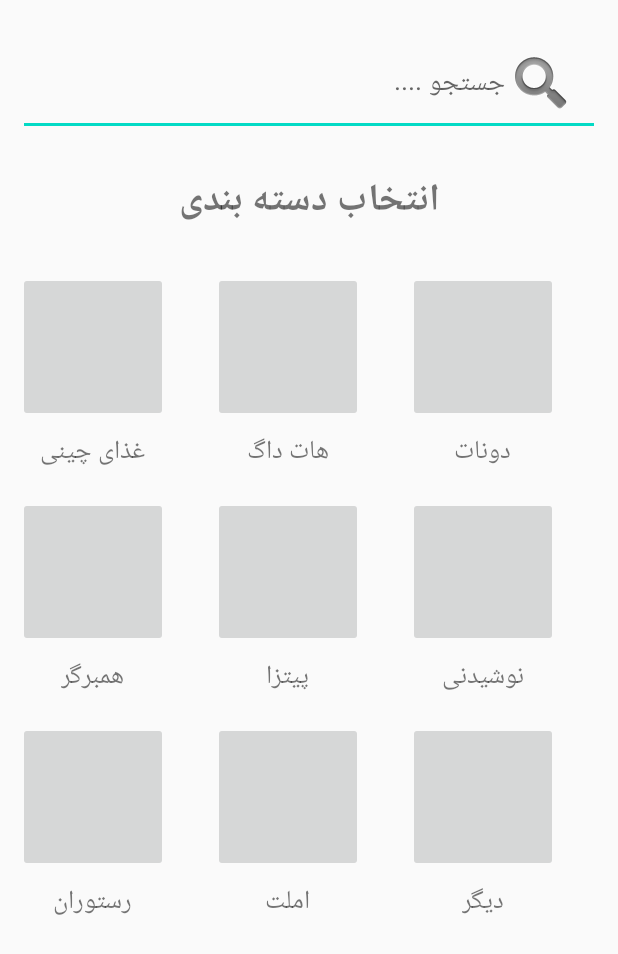
After one commit to githubamins-sampleUI/new2, an Android app: the layout fastffodd.xml on its own in the app's theme, with its tools: preview values and no code run, on a phone screen of 412 x 824 dp. The commit adds this screen. Shown: the top 954 px of the screen. Run offline under Robolectric (Android 15) with nearby library versions, the phone set to English and light mode, and no system bars.

Commit message:
i dont know

```diff
--- /dev/null
+++ b/app/src/main/res/drawable/buttom_navigation_selsect.xml
@@ -0,0 +1,6 @@
+<?xml version="1.0" encoding="utf-8"?>
+<selector xmlns:android="http://schemas.android.com/apk/res/android">
+    <item android:color="#ddd" android:state_checkable="true" />
+    <item android:color="#000" android:state_checkable="false" />
+
+</selector>
--- /dev/null
+++ b/app/src/main/res/layout/fastffodd.xml
@@ -0,0 +1,265 @@
+<RelativeLayout xmlns:android="http://schemas.android.com/apk/res/android"
+    android:layout_width="wrap_content"
+    android:layout_height="wrap_content"
+    android:padding="12dp">
+
+    <EditText
+        android:id="@+id/et_search"
+        android:layout_width="match_parent"
+        android:layout_height="wrap_content"
+        android:layout_marginTop="10dp"
+        android:drawableEnd="@android:drawable/ic_search_category_default"
+        android:hint="جستجو ...."
+        android:paddingStart="20dp"
+        android:paddingEnd="15dp" />
+
+    <TextView
+        android:id="@+id/tv_categories"
+        android:layout_width="match_parent"
+        android:layout_height="wrap_content"
+        android:layout_below="@+id/et_search"
+        android:layout_marginTop="22dp"
+        android:layout_marginBottom="25dp"
+        android:gravity="center"
+        android:text="انتخاب دسته بندی"
+        android:textSize="25dp"
+        android:textStyle="bold" />
+
+    <RelativeLayout
+        android:id="@+id/relative1"
+        android:layout_width="wrap_content"
+        android:layout_height="wrap_content"
+        android:layout_below="@+id/tv_categories"
+        android:layoutDirection="rtl"
+        android:orientation="horizontal">
+
+        <LinearLayout
+            android:id="@+id/linear_donut"
+            android:layout_width="wrap_content"
+            android:layout_height="wrap_content"
+            android:layout_marginEnd="30dp"
+            android:gravity="center"
+            android:orientation="vertical">
+
+            <ImageButton
+                android:layout_width="100dp"
+                android:layout_height="100dp"
+                android:layout_gravity="center"
+                 />
+
+            <TextView
+                android:layout_width="wrap_content"
+                android:layout_height="wrap_content"
+                android:layout_marginTop="5dp"
+                android:fontFamily="sans-serif-medium"
+                android:text="دونات"
+                android:textSize="17sp" />
+        </LinearLayout>
+
+        <LinearLayout
+            android:id="@+id/linear_hot_dog"
+            android:layout_width="wrap_content"
+            android:layout_height="wrap_content"
+            android:layout_toEndOf="@id/linear_donut"
+            android:gravity="center"
+            android:orientation="vertical">
+
+            <ImageButton
+                android:layout_width="100dp"
+                android:layout_height="100dp"
+                android:layout_gravity="center"
+              />
+
+            <TextView
+                android:layout_width="wrap_content"
+                android:layout_height="wrap_content"
+                android:layout_marginTop="5dp"
+                android:fontFamily="sans-serif-medium"
+                android:text="هات داگ"
+                android:textSize="17sp" />
+        </LinearLayout>
+
+        <LinearLayout
+            android:id="@+id/linear_china_food"
+            android:layout_width="wrap_content"
+            android:layout_height="wrap_content"
+            android:layout_marginStart="30dp"
+            android:layout_toEndOf="@id/linear_hot_dog"
+            android:gravity="center"
+            android:orientation="vertical">
+
+            <ImageButton
+                android:layout_width="100dp"
+                android:layout_height="100dp"
+                android:layout_gravity="center"
+            />
+
+            <TextView
+                android:layout_width="wrap_content"
+                android:layout_height="wrap_content"
+                android:layout_marginTop="5dp"
+                android:fontFamily="sans-serif-medium"
+                android:text="غذای چینی"
+                android:textSize="17sp" />
+        </LinearLayout>
+
+        <LinearLayout
+            android:id="@+id/linear_drink"
+            android:layout_width="wrap_content"
+            android:layout_height="wrap_content"
+            android:layout_below="@id/linear_donut"
+            android:layout_marginEnd="30dp"
+            android:layout_marginTop="15dp"
+            android:gravity="center"
+            android:orientation="vertical">
+
+            <ImageButton
+                android:layout_width="100dp"
+                android:layout_height="100dp"
+                android:layout_gravity="center"
+                 />
+
+            <TextView
+                android:layout_width="wrap_content"
+                android:layout_height="wrap_content"
+                android:layout_marginTop="5dp"
+                android:fontFamily="sans-serif-medium"
+                android:text="نوشیدنی"
+                android:textSize="17sp" />
+        </LinearLayout>
+
+        <LinearLayout
+            android:id="@+id/linear_pizza"
+            android:layout_width="wrap_content"
+            android:layout_height="wrap_content"
+            android:layout_below="@id/linear_hot_dog"
+            android:layout_toEndOf="@id/linear_drink"
+            android:layout_marginTop="15dp"
+            android:gravity="center"
+            android:orientation="vertical">
+
+            <ImageButton
+                android:id="@+id/img_pizza"
+                android:layout_width="100dp"
+                android:layout_height="100dp"
+                android:layout_gravity="center"
+            />
+
+            <TextView
+                android:id="@+id/tv_pizza"
+                android:layout_width="wrap_content"
+                android:layout_height="wrap_content"
+                android:layout_marginTop="5dp"
+                android:fontFamily="sans-serif-medium"
+                android:text="پیتزا"
+                android:textSize="17sp" />
+        </LinearLayout>
+
+
+        <LinearLayout
+            android:id="@+id/linear_burger"
+            android:layout_width="wrap_content"
+            android:layout_height="wrap_content"
+            android:layout_below="@id/linear_china_food"
+            android:layout_marginStart="30dp"
+            android:layout_marginTop="15dp"
+            android:layout_toEndOf="@id/linear_pizza"
+            android:gravity="center"
+            android:orientation="vertical">
+
+            <ImageButton
+                android:layout_width="100dp"
+                android:layout_height="100dp"
+                android:layout_gravity="center"
+               />
+
+            <TextView
+                android:layout_width="wrap_content"
+                android:layout_height="wrap_content"
+                android:layout_marginTop="5dp"
+                android:fontFamily="sans-serif-medium"
+                android:text="همبرگر"
+                android:textSize="17sp" />
+        </LinearLayout>
+
+        <LinearLayout
+            android:id="@+id/linear_other"
+            android:layout_width="wrap_content"
+            android:layout_height="wrap_content"
+            android:layout_below="@+id/linear_drink"
+            android:layout_marginEnd="30dp"
+            android:layout_marginTop="15dp"
+            android:gravity="center"
+            android:orientation="vertical">
+
+            <ImageButton
+                android:layout_width="100dp"
+                android:layout_height="100dp"
+                android:layout_gravity="center"
+              />
+
+            <TextView
+                android:layout_width="wrap_content"
+                android:layout_height="wrap_content"
+                android:layout_marginTop="5dp"
+                android:fontFamily="sans-serif-medium"
+                android:text="دیگر"
+                android:textSize="17sp" />
+        </LinearLayout>
+
+        <LinearLayout
+            android:id="@+id/linear_omlet"
+            android:layout_width="wrap_content"
+            android:layout_height="wrap_content"
+            android:layout_below="@id/linear_pizza"
+            android:layout_toEndOf="@id/linear_other"
+            android:layout_marginTop="15dp"
+            android:gravity="center"
+            android:orientation="vertical">
+
+            <ImageButton
+                android:layout_width="100dp"
+                android:layout_height="100dp"
+                android:layout_gravity="center"
+                />
+
+            <TextView
+                android:layout_width="wrap_content"
+                android:layout_height="wrap_content"
+                android:layout_marginTop="5dp"
+                android:fontFamily="sans-serif-medium"
+                android:text="املت"
+                android:textSize="17sp" />
+        </LinearLayout>
+
+        <LinearLayout
+            android:id="@+id/linear_tray"
+            android:layout_width="wrap_content"
+            android:layout_height="wrap_content"
+            android:layout_below="@id/linear_burger"
+            android:layout_marginStart="30dp"
+            android:layout_toEndOf="@id/linear_omlet"
+            android:layout_marginTop="15dp"
+            android:gravity="center"
+            android:orientation="vertical">
+
+            <ImageButton
+                android:layout_width="100dp"
+                android:layout_height="100dp"
+                android:layout_gravity="center"
+               />
+
+            <TextView
+                android:layout_width="wrap_content"
+                android:layout_height="wrap_content"
+                android:layout_marginTop="5dp"
+                android:fontFamily="sans-serif-medium"
+                android:text="رستوران"
+                android:textSize="17sp" />
+        </LinearLayout>
+
+
+    </RelativeLayout>
+
+
+</RelativeLayout>
```
Also changed, not shown: app/src/main/java/ir/amin/resturant/FirstFragment.java (added, +27 -0 lines), app/src/main/java/ir/amin/resturant/MainActivity.java (+40 -2 lines), app/src/main/java/ir/amin/resturant/SecondFragment.java (added, +27 -0 lines), app/src/main/res/drawable/ic_backshadow.xml (added, +9 -0 lines), app/src/main/res/drawable/ic_filter.xml (added, +12 -0 lines), app/src/main/res/drawable/ic_heart.xml (added, +9 -0 lines), app/src/main/res/drawable/ic_hexagon.xml (added, +11 -0 lines), app/src/main/res/drawable/ic_home_run.xml (added, +9 -0 lines), app/src/main/res/drawable/ic_sell.xml (added, +45 -0 lines), app/src/main/res/drawable/ic_user.xml (added, +9 -0 lines), app/src/main/res/layout/activity_main.xml (+96 -5 lines), app/src/main/res/layout/sample.xml (added, +18 -0 lines).
